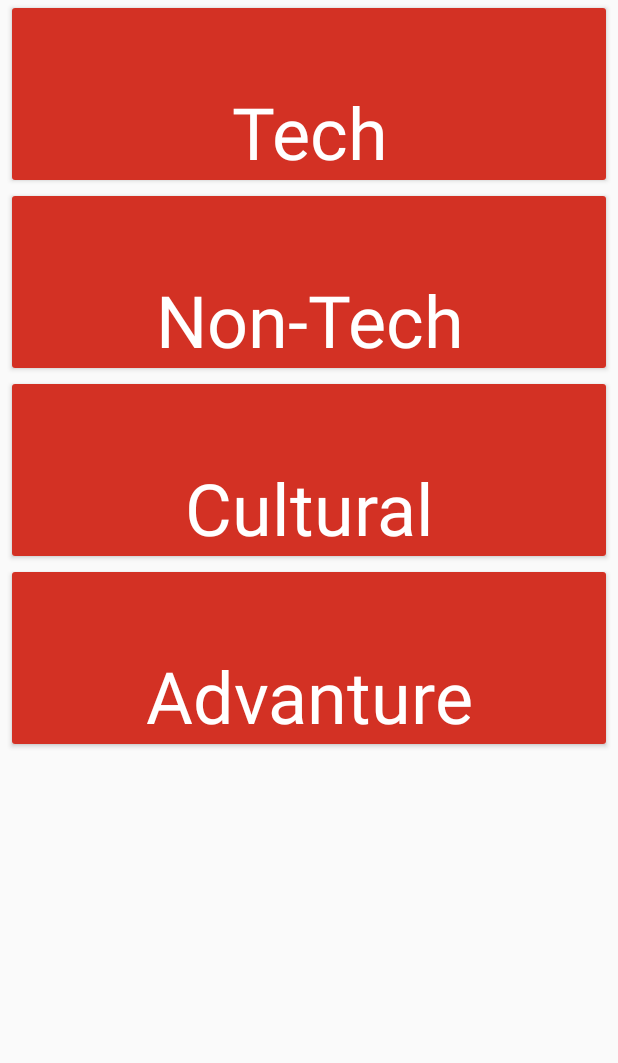
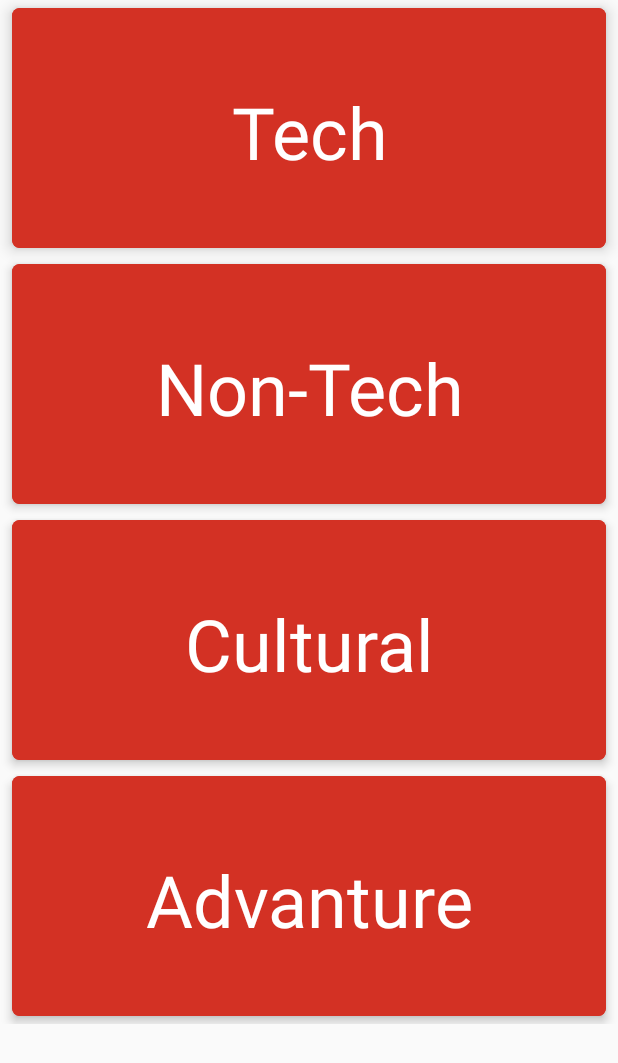
Before and after one commit to bvmites/udaan18-android-app, an Android app: the layout fragment_main_category.xml on its own in the app's theme, with its tools: preview values and no code run, on a phone screen of 412 x 824 dp. Shown: the top 1063 px of the screen. Run offline under Robolectric (Android 15) with nearby library versions, the phone set to English and light mode, and no system bars.

Commit message:
error free application with the toolbar name change and the fullscreen application working

```diff
--- a/app/src/main/java/com/udaan18/udaan18/android/about/SponsorFragment.java
+++ b/app/src/main/java/com/udaan18/udaan18/android/about/SponsorFragment.java
@@ -22,6 +22,12 @@ public class SponsorFragment extends Fragment {
         return fragment;
     }
 
+    @Override
+    public void onResume() {
+        super.onResume();
+        ((MainActivity) getActivity()).setToolTitle("Sponsors".toUpperCase());
+    }
+
     @Nullable
     @Override
     public View onCreateView(LayoutInflater inflater, @Nullable ViewGroup container, @Nullable Bundle savedInstanceState) {
--- a/app/src/main/java/com/udaan18/udaan18/android/events/TechEventAadapter.java
+++ b/app/src/main/java/com/udaan18/udaan18/android/events/TechEventAadapter.java
@@ -28,7 +28,7 @@ public class TechEventAadapter extends FragmentStatePagerAdapter {
 
         switch (position) {
             case 0:
-                fragment = EventsFragment.newInstance(department.getEvents());
+                fragment = EventsFragment.newInstance(department.getEvents(), department.getName().toUpperCase());
                 break;
             case 1:
                 fragment = ManagerFragment.getInstance(department);
--- a/app/src/main/res/layout/fragment_main_category.xml
+++ b/app/src/main/res/layout/fragment_main_category.xml
@@ -23,12 +23,18 @@
                 <android.support.v7.widget.CardView
                     android:id="@+id/categories_fragment_cardView1"
                     android:layout_width="match_parent"
-                    android:layout_height="wrap_content"
+                    android:layout_height="@dimen/card_category_hight"
                     android:layout_marginBottom="5dp"
                     android:layout_marginLeft="8dp"
                     android:layout_marginRight="8dp"
                     android:layout_marginTop="5dp"
-                    android:layout_weight="1">
+                    android:layout_weight="1"
+                    android:clickable="true"
+                    android:foreground="?android:attr/selectableItemBackground"
+                    app:cardBackgroundColor="@color/color_events"
+                    app:cardCornerRadius="5dp"
+                    app:cardElevation="6dp"
+                    app:cardUseCompatPadding="false">
 
                     <RelativeLayout
                         android:layout_width="match_parent"
@@ -50,13 +56,18 @@
                 <android.support.v7.widget.CardView
                     android:id="@+id/categories_fragment_cardView2"
                     android:layout_width="match_parent"
-                    android:layout_height="wrap_content"
+                    android:layout_height="@dimen/card_category_hight"
                     android:layout_marginBottom="5dp"
                     android:layout_marginLeft="8dp"
                     android:layout_marginRight="8dp"
-
                     android:layout_marginTop="5dp"
-                    android:layout_weight="1">
+                    android:layout_weight="1"
+                    android:clickable="true"
+                    android:foreground="?android:attr/selectableItemBackground"
+                    app:cardBackgroundColor="@color/color_events"
+                    app:cardCornerRadius="5dp"
+                    app:cardElevation="4dp"
+                    app:cardUseCompatPadding="false">
 
                     <RelativeLayout
                         android:layout_width="match_parent"
@@ -84,12 +95,18 @@
                 <android.support.v7.widget.CardView
                     android:id="@+id/categories_fragment_cardView3"
                     android:layout_width="match_parent"
-                    android:layout_height="wrap_content"
+                    android:layout_height="@dimen/card_category_hight"
                     android:layout_marginBottom="5dp"
                     android:layout_marginLeft="8dp"
                     android:layout_marginRight="8dp"
                     android:layout_marginTop="5dp"
-                    android:layout_weight="1">
+                    android:layout_weight="1"
+                    android:clickable="true"
+                    android:foreground="?android:attr/selectableItemBackground"
+                    app:cardBackgroundColor="@color/color_events"
+                    app:cardCornerRadius="5dp"
+                    app:cardElevation="4dp"
+                    app:cardUseCompatPadding="false">
 
                     <RelativeLayout
                         android:layout_width="match_parent"
@@ -117,12 +134,18 @@
                 <android.support.v7.widget.CardView
                     android:id="@+id/categories_fragment_cardView4"
                     android:layout_width="match_parent"
-                    android:layout_height="wrap_content"
+                    android:layout_height="@dimen/card_category_hight"
                     android:layout_marginBottom="5dp"
                     android:layout_marginLeft="8dp"
                     android:layout_marginRight="8dp"
                     android:layout_marginTop="5dp"
-                    android:layout_weight="1">
+                    android:layout_weight="1"
+                    android:clickable="true"
+                    android:foreground="?android:attr/selectableItemBackground"
+                    app:cardBackgroundColor="@color/color_events"
+                    app:cardCornerRadius="5dp"
+                    app:cardElevation="4dp"
+                    app:cardUseCompatPadding="false">
 
                     <RelativeLayout
                         android:layout_width="match_parent"
--- /dev/null
+++ b/app/src/main/res/values/dimens.xml
@@ -0,0 +1,4 @@
+<?xml version="1.0" encoding="utf-8"?>
+<resources>
+    <dimen name="card_category_hight">160dp</dimen>
+</resources>
--- a/app/src/main/res/values/styles.xml
+++ b/app/src/main/res/values/styles.xml
@@ -9,6 +9,7 @@
     <style name="AppTheme.NoActionBar" parent="AppTheme">
         <item name="windowActionBar">false</item>
         <item name="windowNoTitle">true</item>
+        <item name="android:windowFullscreen">true</item>
         <item name="android:windowActionBarOverlay">false</item>
         <item name="android:windowDrawsSystemBarBackgrounds">true</item>
         <item name="android:statusBarColor">@color/colorPrimaryDark</item>
```
Also changed, not shown: app/src/main/java/com/udaan18/udaan18/android/about/AboutUdaanFragment.java (+8 -6 lines), app/src/main/java/com/udaan18/udaan18/android/events/DepartmentFragment.java (+9 -2 lines), app/src/main/java/com/udaan18/udaan18/android/events/EventsFragment.java (+16 -3 lines), app/src/main/java/com/udaan18/udaan18/android/events/MainCategoryFragment.java (+4 -4 lines), app/src/main/java/com/udaan18/udaan18/android/events/TechEventFragment.java (+5 -2 lines), app/src/main/java/com/udaan18/udaan18/android/mainnavigation/MainActivity.java (+9 -6 lines).
